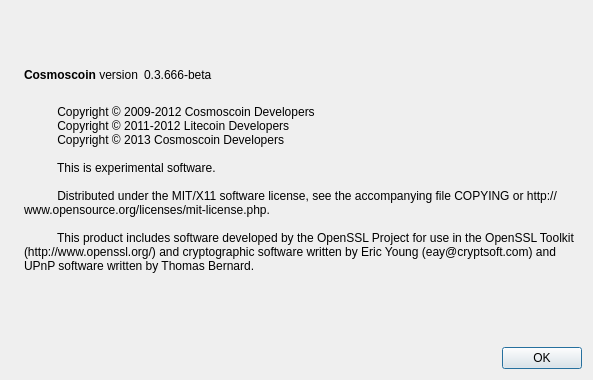
Old version of the form src/qt/forms/aboutdialog.ui in the repository cosmoscoin/cosmoscoin.
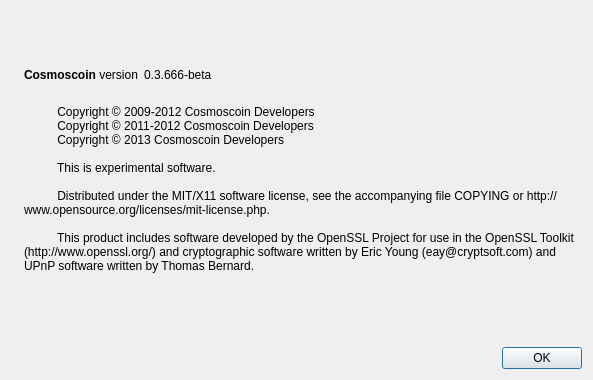
New version of the form. Icons and pictures are not drawn.

```diff
--- a/src/qt/forms/aboutdialog.ui
+++ b/src/qt/forms/aboutdialog.ui
@@ -96,7 +96,7 @@
        <property name="text">
         <string>
           Copyright © 2009-2012 Cosmoscoin Developers
-          Copyright © 2011-2012 Litecoin Developers
+          Copyright © 2011-2012 Cosmoscoin Developers
           Copyright © 2013 Cosmoscoin Developers
 
           This is experimental software.
```
